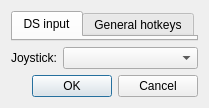
The window that src/frontend/qt_sdl/InputConfigDialog.ui (ag-advania/melonPrimeDS) describes before a commit, drawn with Qt 5.
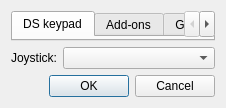
The same window after the commit. The open tabs and pages were chosen to show the change.

Commit message: input dialog progress.

The edit to the form file:
```diff
--- a/src/frontend/qt_sdl/InputConfigDialog.ui
+++ b/src/frontend/qt_sdl/InputConfigDialog.ui
@@ -24,7 +24,12 @@
      </property>
      <widget class="QWidget" name="tabInput">
       <attribute name="title">
-       <string>DS input</string>
+       <string>DS keypad</string>
+      </attribute>
+     </widget>
+     <widget class="QWidget" name="tabAddons">
+      <attribute name="title">
+       <string>Add-ons</string>
       </attribute>
      </widget>
      <widget class="QWidget" name="tabHotkeysGeneral">
```
Left out of the diff: 4 changed lines with no effect on the pictures. The commit also changes 4 other files.
